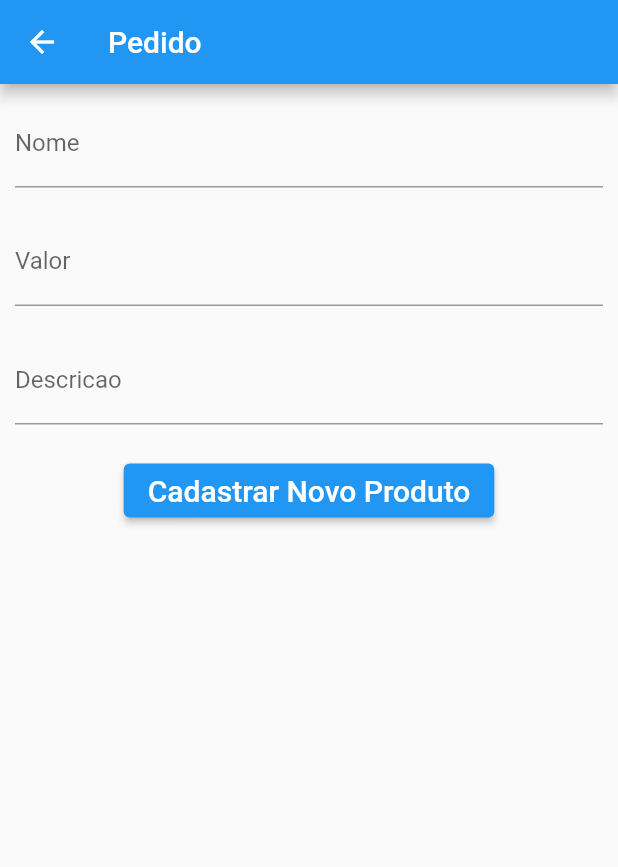
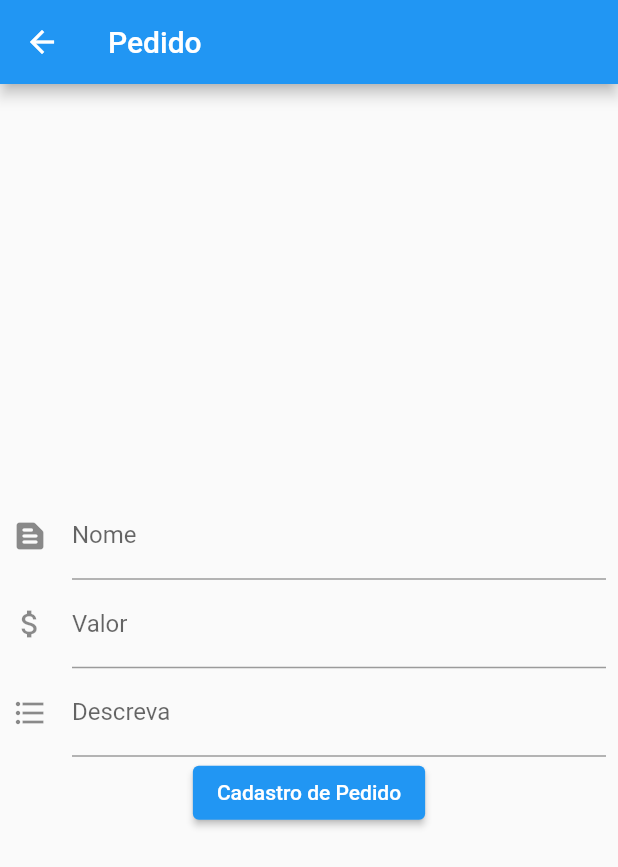
Before and after one commit to Murilobarbosas/Pedido, a Flutter app: the screen it shows after launch, after a tap on the "add circle" icon, on a phone screen of 412 x 824 dp. Shown: the top 867 px of the screen. Run offline on Flutter 3.47's test engine with Material 2 defaults, Android fonts, the light colour scheme and no system bars; our stand-ins replace get; network calls fail.

Commit message:
Atualização de projeto
Atualização com informações e tela adicionar.

```diff
--- a/lib/home/http/adicionar.dart
+++ b/lib/home/http/adicionar.dart
@@ -1,7 +1,6 @@
 import 'package:flutter/material.dart';
-import 'package:flutter/src/foundation/key.dart';
-import 'package:flutter/src/widgets/container.dart';
-import 'package:flutter/src/widgets/framework.dart';
+import 'package:get/get.dart';
+import 'package:lista_produtos/home/http/repository/Pedido_http_repository.dart';
 
 class Adicionar extends StatefulWidget {
   const Adicionar({Key? key}) : super(key: key);
@@ -11,42 +10,56 @@ class Adicionar extends StatefulWidget {
 }
 
 class _AdicionarState extends State<Adicionar> {
+  TextEditingController nome = TextEditingController();
+  TextEditingController valor = TextEditingController();
+  TextEditingController descricao = TextEditingController();
+
   @override
   Widget build(BuildContext context) {
     return Scaffold(
         appBar: AppBar(
           title: const Text("Pedido"),
         ),
-      body: Center(
-          child: Column(children: <Widget>[
-        const Padding(
-            padding: EdgeInsets.all(10.0),
-            child: TextField(
-                decoration: InputDecoration(
-              border: UnderlineInputBorder(),
+        body: Form(
+          child: Padding(
+            padding: const EdgeInsets.all(8.0),
+            child: Column(
+              mainAxisAlignment: MainAxisAlignment.center,
+              children: [
+                TextFormField(
+                    controller: nome,
+                    decoration: const InputDecoration(
+                      icon: Icon(Icons.text_snippet_rounded),
+                      hintText: "Insira o Pedido",
                       labelText: 'Nome',
-            ))),
-        const Padding(
-            padding: EdgeInsets.all(10.0),
-            child: TextField(
-                decoration: InputDecoration(
-              border: UnderlineInputBorder(),
+                    )),
+                TextFormField(
+                    controller: valor,
+                    decoration: const InputDecoration(
+                      icon: Icon(Icons.attach_money),
+                      hintText: "Valor do Pedido",
                       labelText: 'Valor',
-            ))),
-        const Padding(
-            padding: EdgeInsets.all(10.0),
-            child: TextField(
-                decoration: InputDecoration(
-              border: UnderlineInputBorder(),
-              labelText: 'Descricao',
-            ))),
-        const SizedBox(height: 10),
+                    )),
+                TextFormField(
+                    controller: descricao,
+                    decoration: const InputDecoration(
+                      icon: Icon(Icons.format_list_bulleted),
+                      hintText: "Descreva o Pedido",
+                      labelText: 'Descreva',
+                    )),
                 ElevatedButton(
-          onPressed: () {},
-          child: const Text('Cadastrar Novo Produto',
-              style: TextStyle(fontSize: 20)),
-        )
-      ])),
-    );
+                    onPressed: (() {
+                      String name = nome.text;
+                      double price = double.parse(valor.text);
+                      String texto = descricao.text;
+                      PedidoHttpRepository phr = PedidoHttpRepository();
+                      phr.save(name, price, texto);
+                      Get.back();
+                    }),
+                    child: const Text("Cadastro de Pedido"))
+              ],
+            ),
+          ),
+        ));
   }
 }
--- a/lib/home/http/home_page.dart
+++ b/lib/home/http/home_page.dart
@@ -10,10 +10,12 @@ class HomePage extends GetView<PedidoController> {
   Widget build(BuildContext context) {
     return Scaffold(
       appBar: AppBar(
-        title: const Text('Http'),
+        title: const Text('Pedido'),
       ),
       body: controller.obx((state) {
-        return ListView.builder(
+        return Padding(
+          padding: const EdgeInsets.all(16.0),
+          child: ListView.builder(
             itemCount: state.length,
             itemBuilder: (_, index) {
               final Pedido item = state[index];
@@ -22,6 +24,7 @@ class HomePage extends GetView<PedidoController> {
                 subtitle: Text(item.descricao),
               );
             },
+          ),
         );
       }, onError: (error) {
         return SizedBox(
--- a/lib/main.dart
+++ b/lib/main.dart
@@ -5,10 +5,12 @@ import 'package:lista_produtos/home/http/home_page.dart';
 import 'package:lista_produtos/home/http/pedidoBindings.dart';
 
 void main() {
-  runApp(MyApp());
+  runApp(const MyApp());
 }
 
 class MyApp extends StatelessWidget {
+  const MyApp({Key? key}) : super(key: key);
+
   // This widget is the root of your application.
   @override
   Widget build(BuildContext context) {
@@ -17,15 +19,15 @@ class MyApp extends StatelessWidget {
       getPages: [
         GetPage(
           name: '/',
-          page: () => HomePage(),
+          page: () => const HomePage(),
           binding: PedidoBindings(),
           children: [
             GetPage(
               name: '/home',
-              page: () => HomePage(),
+              page: () => const HomePage(),
               binding: PedidoBindings(),
             ),
-            GetPage(name: '/adicionar', page: () => Adicionar())
+            GetPage(name: '/adicionar', page: () => const Adicionar())
           ],
         )
       ],
--- a/lib/repository/PedidoRepository.dart
+++ b/lib/repository/PedidoRepository.dart
@@ -4,4 +4,5 @@ import 'package:lista_produtos/model/pedido.dart';
 
 abstract class IPedidoRepository {
   Future<List<Pedido>> findAll();
+  Future<Pedido> save(String nome, double valor, String descricao);
 }
```
Also changed, not shown: lib/home/http/repository/Pedido_http_repository.dart (+20 -0 lines). Lines whose indentation alone changed are shown as unchanged.
